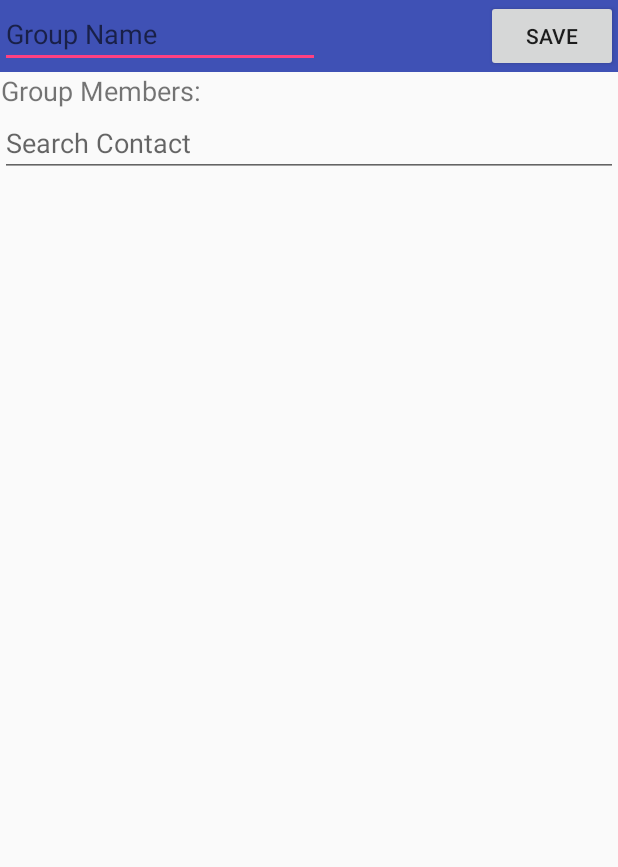
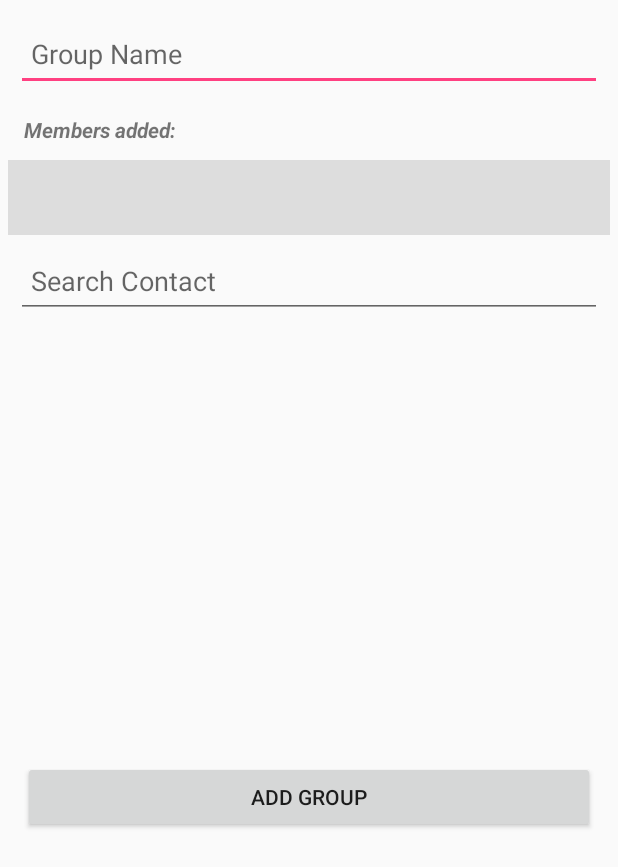
Before and after one commit to jordifoix/CA, an Android app: the CreateGroupActivity screen opened directly, with no data from a screen before it, on a phone screen of 412 x 824 dp. Shown: the top 867 px of the screen. Run offline under Robolectric (Android 15) with nearby library versions, the phone set to English and light mode, and no system bars; our stand-ins replace Firebase (no records; nobody signed in at launch, a user with empty details on screens opened directly); libraries missing offline, so code that uses them is left out: com.google.i18n.phonenumbers, io.realm.

Commit message:
he fet coses nazis de disseny al create_group_tab.xml

```diff
--- a/app/src/main/res/layout/create_group_tab.xml
+++ b/app/src/main/res/layout/create_group_tab.xml
@@ -1,86 +1,71 @@
 <?xml version="1.0" encoding="utf-8"?>
-<RelativeLayout xmlns:android="http://schemas.android.com/apk/res/android"
+<LinearLayout xmlns:android="http://schemas.android.com/apk/res/android"
     xmlns:app="http://schemas.android.com/apk/res-auto"
     xmlns:tools="http://schemas.android.com/tools"
     android:layout_width="match_parent"
     android:layout_height="match_parent"
-    tools:context="com.chillasso.chillasso.Activities.CreateGroupActivity">
+    android:padding="5dp"
+    tools:context="com.chillasso.chillasso.Activities.CreateGroupActivity"
+    android:orientation="vertical">
 
-    <RelativeLayout
-        android:id="@+id/relativeLayout4"
-        android:layout_width="wrap_content"
-        android:layout_height="wrap_content"
-        android:layout_alignParentLeft="true"
-        android:layout_alignParentStart="true"
-        android:layout_alignParentTop="true"
-        android:background="@color/colorPrimary">
 
     <EditText
         android:id="@+id/group_name_editText"
-            android:layout_width="wrap_content"
-            android:layout_height="wrap_content"
-            android:layout_alignParentLeft="true"
-            android:layout_alignParentStart="true"
-            android:layout_alignParentTop="true"
+        android:layout_width="match_parent"
+        android:layout_height="50dp"
+        android:layout_margin="5dp"
         android:ems="10"
         android:hint="Group Name"
-            android:inputType="textPersonName" />
+        android:inputType="textPersonName"
+        android:padding="10dp" />
 
-        <Button
-            android:id="@+id/save_group_button"
-            android:layout_width="wrap_content"
+    <TextView
+        android:id="@+id/groupMembersHeader"
+        android:layout_width="match_parent"
         android:layout_height="wrap_content"
-            android:layout_alignBottom="@+id/relativeLayout"
-            android:layout_alignParentEnd="true"
-            android:layout_alignParentRight="true"
-            android:text="SAVE" />
+        android:layout_margin="5dp"
+        android:padding="5dp"
+        android:text="Members added:"
+        android:textStyle="bold|italic" />
 
-    </RelativeLayout>
+    <HorizontalScrollView
+        android:layout_width="match_parent"
+        android:background="#DDDDDD"
+        android:layout_height="50dp">
 
         <LinearLayout
             android:layout_width="match_parent"
-        android:layout_height="match_parent"
-        android:orientation="vertical"
-        android:layout_below="@+id/relativeLayout4">
-
-        <HorizontalScrollView
-            android:layout_width="match_parent"
-            android:layout_height="wrap_content">
-
-            <LinearLayout
-                android:layout_width="wrap_content"
             android:layout_height="match_parent"
             android:orientation="vertical">
 
             <TextView
                 android:id="@+id/group_members_textView"
                 android:layout_width="match_parent"
-                    android:layout_height="wrap_content"
-                    android:gravity="center_vertical|center_horizontal"
-                    android:text="Group Members:"
-                    android:textSize="18sp" />
+                android:layout_height="wrap_content" />
+
         </LinearLayout>
     </HorizontalScrollView>
 
     <EditText
         android:id="@+id/search_editText"
         android:layout_width="match_parent"
-            android:layout_height="wrap_content"
-            android:layout_alignParentLeft="true"
-            android:layout_alignParentStart="true"
-            android:layout_below="@+id/relativeLayout4"
+        android:layout_height="50dp"
         android:ems="10"
+        android:layout_margin="5dp"
+        android:padding="10dp"
         android:hint="Search Contact"
         android:inputType="textPersonName" />
 
     <ListView
-            android:id="@+id/contact_listView"
+        android:id="@+id/save_group_button"
         android:layout_width="match_parent"
-            android:layout_height="454dp"
-            android:layout_below="@+id/search_editText"
-            android:layout_centerHorizontal="true" />
+        android:layout_height="280dp" />
+
+    <Button
+        android:id="@+id/button2"
+        android:layout_width="match_parent"
+        android:layout_margin="10dp"
+        android:layout_height="wrap_content"
+        android:text="Add Group" />
 
 </LinearLayout>
-
-
-</RelativeLayout>
```
Lines whose indentation alone changed are shown as unchanged.
